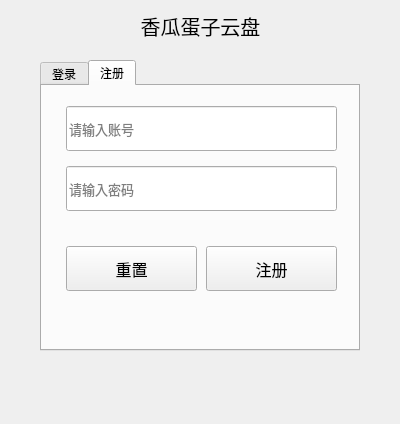
Old version of the form login.ui in the repository lisongqian/netDiskClient.
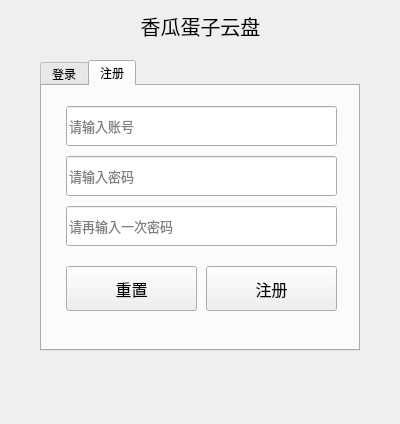
New version of the form. The open tabs and pages were chosen to show the change.

The edit to the form file:
```diff
--- a/login.ui
+++ b/login.ui
@@ -271,7 +271,7 @@
        <x>24</x>
        <y>20</y>
        <width>271</width>
-       <height>45</height>
+       <height>40</height>
       </rect>
      </property>
      <property name="palette">
@@ -339,9 +339,9 @@
      <property name="geometry">
       <rect>
        <x>24</x>
-       <y>80</y>
+       <y>70</y>
        <width>271</width>
-       <height>45</height>
+       <height>40</height>
       </rect>
      </property>
      <property name="palette">
@@ -412,7 +412,7 @@
      <property name="geometry">
       <rect>
        <x>164</x>
-       <y>160</y>
+       <y>180</y>
        <width>131</width>
        <height>45</height>
       </rect>
@@ -433,7 +433,7 @@
      <property name="geometry">
       <rect>
        <x>24</x>
-       <y>160</y>
+       <y>180</y>
        <width>131</width>
        <height>45</height>
       </rect>
@@ -450,6 +450,79 @@
       <string>重置</string>
      </property>
     </widget>
+    <widget class="QLineEdit" name="rPassword2">
+     <property name="geometry">
+      <rect>
+       <x>24</x>
+       <y>120</y>
+       <width>271</width>
+       <height>40</height>
+      </rect>
+     </property>
+     <property name="palette">
+      <palette>
+       <active>
+        <colorrole role="PlaceholderText">
+         <brush brushstyle="SolidPattern">
+          <color alpha="128">
+           <red>115</red>
+           <green>118</green>
+           <blue>122</blue>
+          </color>
+         </brush>
+        </colorrole>
+       </active>
+       <inactive>
+        <colorrole role="PlaceholderText">
+         <brush brushstyle="SolidPattern">
+          <color alpha="128">
+           <red>0</red>
+           <green>0</green>
+           <blue>0</blue>
+          </color>
+         </brush>
+        </colorrole>
+       </inactive>
+       <disabled>
+        <colorrole role="PlaceholderText">
+         <brush brushstyle="SolidPattern">
+          <color alpha="128">
+           <red>0</red>
+           <green>0</green>
+           <blue>0</blue>
+          </color>
+         </brush>
+        </colorrole>
+       </disabled>
+      </palette>
+     </property>
+     <property name="font">
+      <font>
+       <pointsize>10</pointsize>
+      </font>
+     </property>
+     <property name="contextMenuPolicy">
+      <enum>Qt::DefaultContextMenu</enum>
+     </property>
+     <property name="acceptDrops">
+      <bool>false</bool>
+     </property>
+     <property name="inputMask">
+      <string/>
+     </property>
+     <property name="text">
+      <string/>
+     </property>
+     <property name="maxLength">
+      <number>30</number>
+     </property>
+     <property name="echoMode">
+      <enum>QLineEdit::Password</enum>
+     </property>
+     <property name="placeholderText">
+      <string>请再输入一次密码</string>
+     </property>
+    </widget>
    </widget>
   </widget>
  </widget>
```
Left out of the diff: 6 changed lines with no effect on the pictures.
